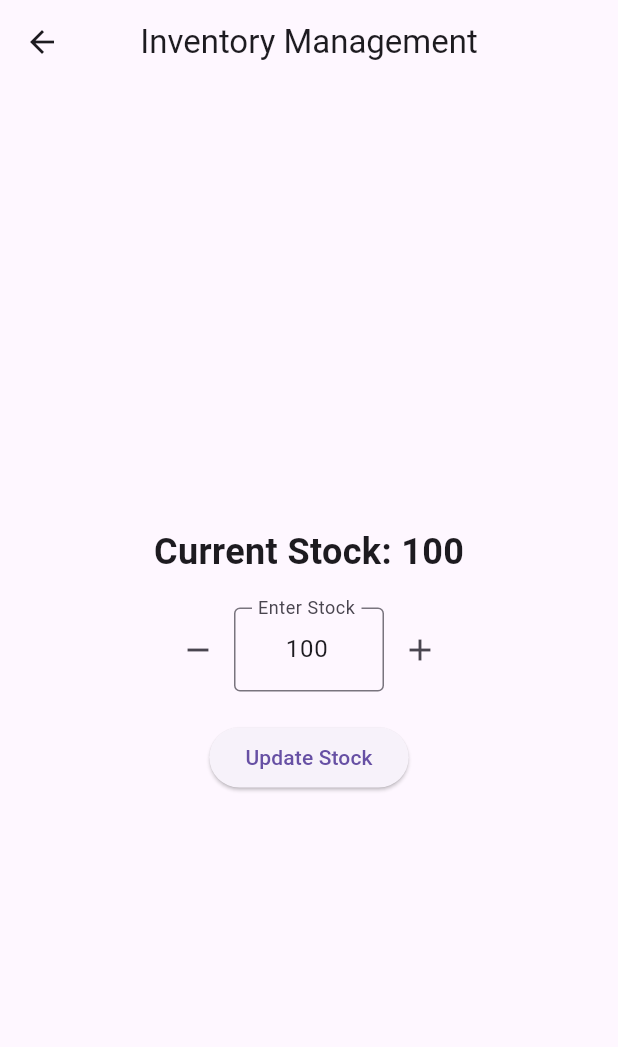
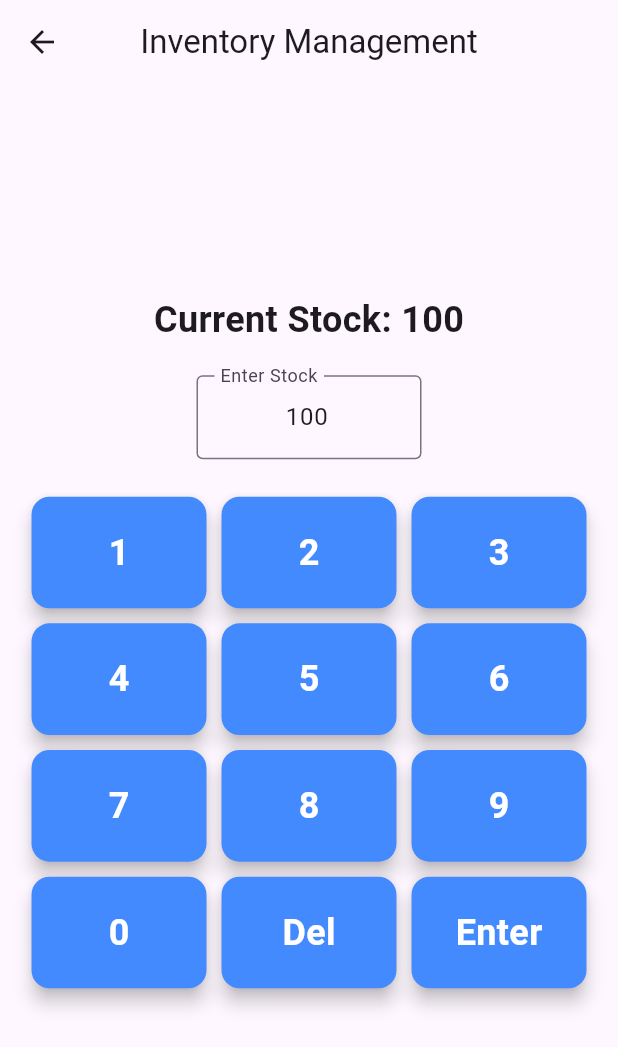
Before and after one commit to cathyolandre/SCANTRON-APP-2, a Flutter app: the AdminPage screen opened directly, after a tap on "Manage Inventory", on a phone screen of 412 x 824 dp. Shown: the top 1047 px of the screen. Run offline on Flutter 3.47's test engine with Material 3 defaults, Android fonts, the phone set to English and light mode, and no system bars.

Commit message:
test4-inventory

```diff
--- a/lib/admin_page.dart
+++ b/lib/admin_page.dart
@@ -48,16 +48,16 @@ class AdminPage extends StatelessWidget {
                     MaterialPageRoute(builder: (context) => ViewReportPage()),
                   );
                 },
-                icon: Icon(Icons.receipt_long, color: const Color.fromARGB(255, 0, 0, 0)),
+                icon: Icon(Icons.receipt_long, color: Colors.black),
                 label: Text("View Reports"),
                 style: ElevatedButton.styleFrom(
-                  backgroundColor: const Color.fromARGB(255, 243, 243, 243), // Corrected property name
-                  padding: EdgeInsets.symmetric(vertical: 12, horizontal: 16),
+                  backgroundColor: const Color.fromARGB(255, 243, 243, 243),
+                  padding: EdgeInsets.symmetric(vertical: 50, horizontal: 20),
                   textStyle: TextStyle(fontSize: 16, fontWeight: FontWeight.bold),
                   shape: RoundedRectangleBorder(
-                    borderRadius: BorderRadius.circular(20), // Rounded corners
+                    borderRadius: BorderRadius.circular(20),
                   ),
-                  minimumSize: Size(double.infinity, 50), // Adjust size for the button
+                  minimumSize: Size(double.infinity, 50),
                 ),
               ),
             ),
@@ -65,7 +65,7 @@ class AdminPage extends StatelessWidget {
 
             // Button for managing inventory with rounded corners
             SizedBox(
-              width: double.infinity, // Ensure full width for the button
+              width: double.infinity,
               child: ElevatedButton.icon(
                 onPressed: () {
                   Navigator.push(
@@ -73,14 +73,14 @@ class AdminPage extends StatelessWidget {
                     MaterialPageRoute(builder: (context) => InventoryPage()),
                   );
                 },
-                icon: Icon(Icons.inventory, color: const Color.fromARGB(255, 3, 3, 3)),
+                icon: Icon(Icons.inventory, color: Colors.black),
                 label: Text("Manage Inventory"),
                 style: ElevatedButton.styleFrom(
-                  backgroundColor: const Color.fromARGB(255, 243, 243, 243), // Corrected property name
-                  padding: EdgeInsets.symmetric(vertical: 12, horizontal: 16),
+                  backgroundColor: const Color.fromARGB(255, 243, 243, 243),
+                  padding: EdgeInsets.symmetric(vertical: 50, horizontal: 20),
                   textStyle: TextStyle(fontSize: 16, fontWeight: FontWeight.bold),
                   shape: RoundedRectangleBorder(
-                    borderRadius: BorderRadius.circular(20), // Rounded corners
+                    borderRadius: BorderRadius.circular(20),
                   ),
                   minimumSize: Size(double.infinity, 50),
                 ),
@@ -95,14 +95,14 @@ class AdminPage extends StatelessWidget {
                 onPressed: () {
                   Navigator.pop(context); // Go back to the previous screen
                 },
-                icon: Icon(Icons.home, color: const Color.fromARGB(255, 0, 0, 0)),
+                icon: Icon(Icons.home, color: Colors.black),
                 label: Text("Back to Home"),
                 style: ElevatedButton.styleFrom(
-                  backgroundColor: const Color.fromARGB(255, 243, 243, 243), // Corrected property name
-                  padding: EdgeInsets.symmetric(vertical: 12, horizontal: 16),
+                  backgroundColor: const Color.fromARGB(255, 243, 243, 243),
+                  padding: EdgeInsets.symmetric(vertical: 50, horizontal: 20),
                   textStyle: TextStyle(fontSize: 16, fontWeight: FontWeight.bold),
                   shape: RoundedRectangleBorder(
-                    borderRadius: BorderRadius.circular(20), // Rounded corners
+                    borderRadius: BorderRadius.circular(20),
                   ),
                   minimumSize: Size(double.infinity, 50),
                 ),
--- a/lib/inventory_page.dart
+++ b/lib/inventory_page.dart
@@ -1,4 +1,6 @@
 import 'package:flutter/material.dart';
+import 'package:provider/provider.dart'; // Add this import for StockProvider
+import 'models/stock_provider.dart'; // Import the StockProvider
 
 class InventoryPage extends StatefulWidget {
   const InventoryPage({super.key});
@@ -8,14 +10,16 @@ class InventoryPage extends StatefulWidget {
 }
 
 class _InventoryPageState extends State<InventoryPage> {
-  int _stockCount = 100; // Example initial stock count
   final TextEditingController _stockController = TextEditingController();
+  String _currentInput = ''; // Store the current input to be directly assigned to stock
 
   @override
   void initState() {
     super.initState();
-    // Initialize the text field with the current stock value
-    _stockController.text = _stockCount.toString();
+    // Initialize the text field with the current stock value from StockProvider
+    int currentStock = Provider.of<StockProvider>(context, listen: false).stock;
+    _currentInput = currentStock.toString();
+    _stockController.text = _currentInput;
   }
 
   @override
@@ -24,17 +28,39 @@ class _InventoryPageState extends State<InventoryPage> {
     super.dispose();
   }
 
-  // Method to update the stock count from the text field
+  // Method to directly update the stock to the value entered in the input
   void _updateStockCount() {
     setState(() {
-      final newValue = int.tryParse(_stockController.text) ?? _stockCount;
-      _stockCount = newValue.clamp(0, 200); // Limits stock between 0 and 200
-      _stockController.text = _stockCount.toString(); // Update with valid count
+      final newValue = int.tryParse(_currentInput) ?? 100; // Default to 100 if invalid input
+      final newStockCount = newValue.clamp(0, 200); // Limits stock between 0 and 200
+      Provider.of<StockProvider>(context, listen: false).restock(newStockCount);
+      _stockController.text = newStockCount.toString(); // Update with valid count
+    });
+  }
+
+  // Method to handle numpad button press
+  void _onNumpadButtonPressed(String value) {
+    setState(() {
+      _currentInput = _currentInput + value; // Append the pressed value to the current input
+      _stockController.text = _currentInput; // Show the input in the text field
+    });
+  }
+
+  // Method to handle delete
+  void _onDeletePressed() {
+    setState(() {
+      if (_currentInput.isNotEmpty) {
+        _currentInput = _currentInput.substring(0, _currentInput.length - 1); // Remove the last digit
+        _stockController.text = _currentInput;
+      }
     });
   }
 
   @override
   Widget build(BuildContext context) {
+    // Get the current stock value from StockProvider
+    int stock = Provider.of<StockProvider>(context).stock;
+
     return Scaffold(
       appBar: AppBar(
         title: const Text('Inventory Management'),
@@ -47,29 +73,14 @@ class _InventoryPageState extends State<InventoryPage> {
           children: [
             // Display current stock count
             Text(
-              'Current Stock: $_stockCount',
+              'Current Stock: $stock',
               style: const TextStyle(fontSize: 24, fontWeight: FontWeight.bold),
             ),
             const SizedBox(height: 20),
 
-            // Text field for inputting stock value directly
-            Row(
-              mainAxisAlignment: MainAxisAlignment.center,
-              children: [
-                // Decrement button
-                IconButton(
-                  onPressed: () {
-                    setState(() {
-                      if (_stockCount > 0) _stockCount--;
-                      _stockController.text = _stockCount.toString();
-                    });
-                  },
-                  icon: const Icon(Icons.remove),
-                ),
-
-                // Text Field
+            // Text Field to display the input value
             SizedBox(
-                  width: 100,
+              width: 150,
               child: TextField(
                 controller: _stockController,
                 keyboardType: TextInputType.number,
@@ -78,29 +89,64 @@ class _InventoryPageState extends State<InventoryPage> {
                   border: OutlineInputBorder(),
                   labelText: 'Enter Stock',
                 ),
-                    onSubmitted: (_) => _updateStockCount(),
+                onChanged: (value) {
+                  _currentInput = value; // Update the input as the user types
+                },
               ),
-                ),
-
-                // Increment button
-                IconButton(
-                  onPressed: () {
-                    setState(() {
-                      if (_stockCount < 200) _stockCount++;
-                      _stockController.text = _stockCount.toString();
-                    });
-                  },
-                  icon: const Icon(Icons.add),
-                ),
-              ],
             ),
             const SizedBox(height: 20),
 
-            // Update button
-            ElevatedButton(
-              onPressed: _updateStockCount,
-              child: const Text('Update Stock'),
+            // Numpad for stock input
+            GridView.builder(
+              shrinkWrap: true,
+              gridDelegate: const SliverGridDelegateWithFixedCrossAxisCount(
+                crossAxisCount: 3,
+                childAspectRatio: 1.5,
               ),
+              itemCount: 12,
+              itemBuilder: (context, index) {
+                String buttonText;
+                if (index < 9) {
+                  buttonText = (index + 1).toString(); // Number 1-9
+                } else if (index == 9) {
+                  buttonText = '0'; // Number 0
+                } else if (index == 10) {
+                  buttonText = 'Del'; // Delete button
+                } else {
+                  buttonText = 'Enter'; // Enter button
+                }
+
+                return GestureDetector(
+                  onTap: () {
+                    if (buttonText == 'Del') {
+                      _onDeletePressed(); // Remove last digit
+                    } else if (buttonText == 'Enter') {
+                      _updateStockCount(); // Update stock with the entered value
+                    } else {
+                      _onNumpadButtonPressed(buttonText); // Append the number to the input
+                    }
+                  },
+                  child: Card(
+                    margin: const EdgeInsets.all(5),
+                    elevation: 5,
+                    color: Colors.blueAccent,
+                    child: Center(
+                      child: Text(
+                        buttonText,
+                        style: const TextStyle(
+                          fontSize: 24,
+                          fontWeight: FontWeight.bold,
+                          color: Colors.white,
+                        ),
+                      ),
+                    ),
+                  ),
+                );
+              },
+            ),
+            const SizedBox(height: 20),
+
+
           ],
         ),
       ),
--- /dev/null
+++ b/lib/models/stock_provider.dart
@@ -0,0 +1,17 @@
+import 'package:flutter/material.dart';
+
+class StockProvider with ChangeNotifier {
+  int _stock = 100; // Initial stock value
+
+  // Getter for the stock
+  int get stock => _stock;
+
+  // Method to update stock
+  void restock(int newStock) {
+    // Make sure stock is within the allowed range (0 to 200)
+    if (newStock >= 0 && newStock <= 200) {
+      _stock = newStock;
+      notifyListeners(); // Notify listeners to update UI
+    }
+  }
+}
--- a/pubspec.yaml
+++ b/pubspec.yaml
@@ -35,6 +35,7 @@ dependencies:
   # Use with the CupertinoIcons class for iOS style icons.
   cupertino_icons: ^1.0.8
   mobile_scanner: ^6.0.2
+  provider: ^6.0.1
 
 dev_dependencies:
   flutter_test:
```
Also changed, not shown: lib/main.dart (+15 -10 lines), lib/order_screen.dart (+16 -0 lines), pubspec.lock. Lines whose indentation alone changed are shown as unchanged.
